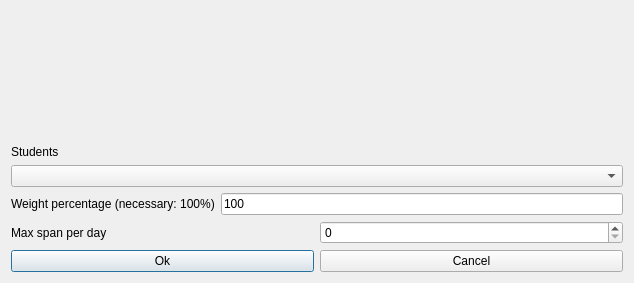
Above: fet/src/interface/modifyconstraintstudentssetmaxspanperrealdayform_template.ui from vonmecheln/fet before the change. Below: the same form after it.
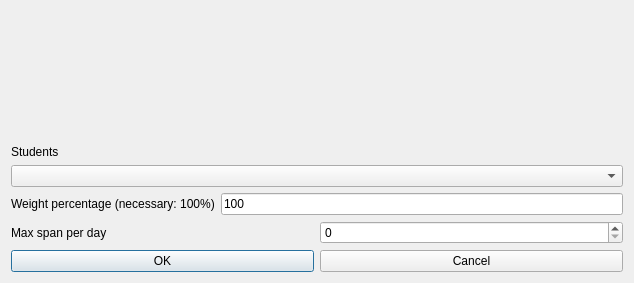
That is the form after the change.

The edit to the form file:
```diff
--- a/fet/src/interface/modifyconstraintstudentssetmaxspanperrealdayform_template.ui
+++ b/fet/src/interface/modifyconstraintstudentssetmaxspanperrealdayform_template.ui
@@ -36,7 +36,7 @@
      <item>
       <widget class="QPushButton" name="okPushButton">
        <property name="text">
-        <string>Ok</string>
+        <string>OK</string>
        </property>
       </widget>
      </item>
```
